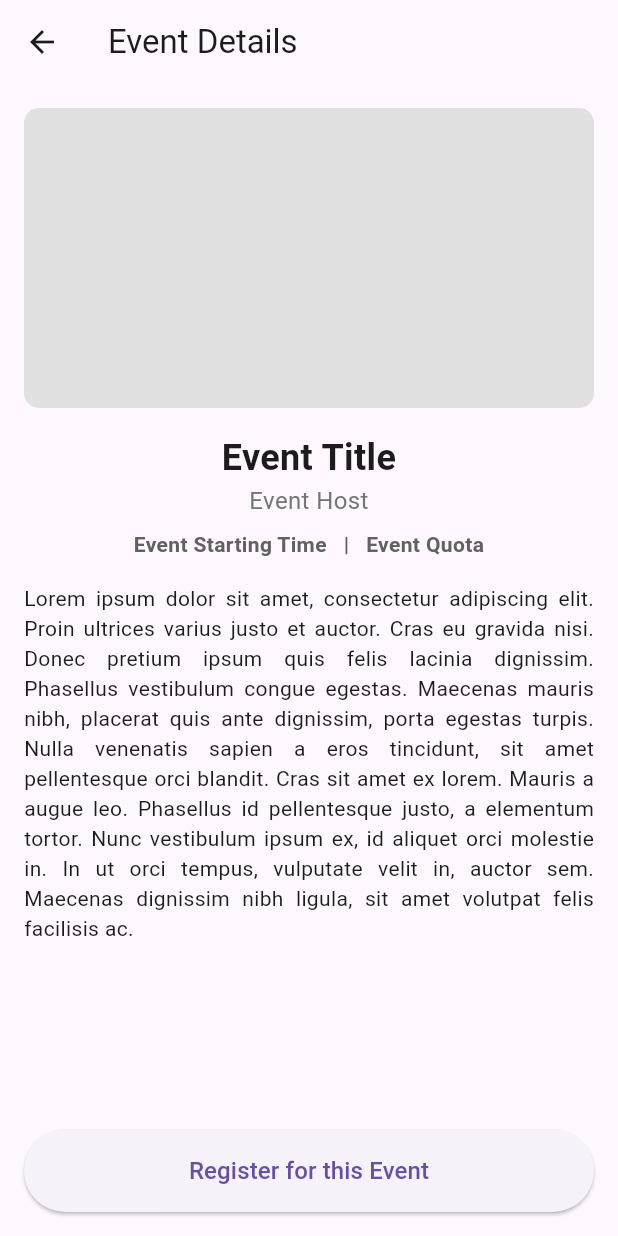
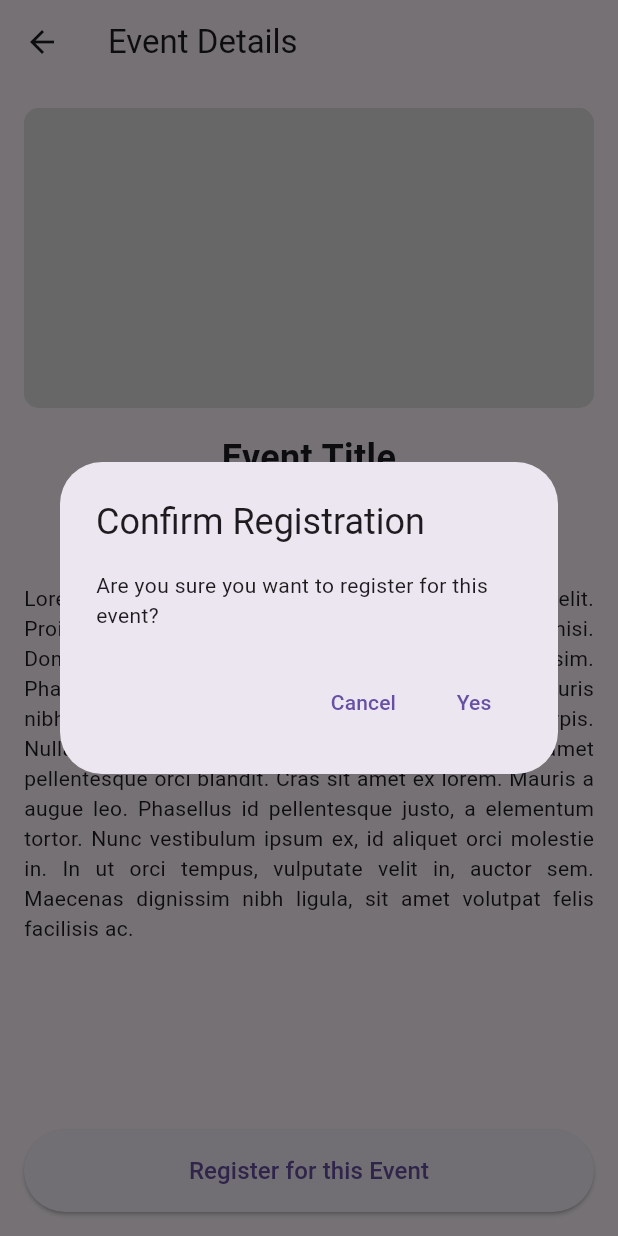
Before and after one commit to veixyn/uasppb_2021130024, a Flutter app: the EventDetailsScreen screen opened directly, after a tap on "Register for this Event", on a phone screen of 412 x 824 dp. Run offline on Flutter 3.47's test engine with Material 3 defaults, Android fonts, the light colour scheme and no system bars; our stand-ins replace firebase_auth, firebase_core; accounts and stored records are empty.

Commit message:
Add AlertDialog for registering to an event on event_details.dart

```diff
--- a/lib/screens/event_details.dart
+++ b/lib/screens/event_details.dart
@@ -78,7 +78,33 @@ class EventDetailsScreen extends StatelessWidget {
             // Register Button
             ElevatedButton(
               onPressed: () {
-                // Action when button is pressed
+                showDialog(
+                  context: context,
+                  builder: (BuildContext context) {
+                    return AlertDialog(
+                      title: const Text("Confirm Registration"),
+                      content: const Text("Are you sure you want to register for this event?"),
+                      actions: [
+                        TextButton(
+                          onPressed: () {
+                            Navigator.of(context).pop(); // Close the dialog
+                          },
+                          child: const Text("Cancel"),
+                        ),
+                        TextButton(
+                          onPressed: () {
+                            Navigator.of(context).pop(); // Close the dialog
+                            // Add your registration logic here
+                            ScaffoldMessenger.of(context).showSnackBar(
+                                const SnackBar(content: Text("Successfully registered for the event!"))
+                            );
+                          },
+                          child: const Text("Yes"),
+                        ),
+                      ],
+                    );
+                  },
+                );
               },
               style: ElevatedButton.styleFrom(
                 padding: const EdgeInsets.symmetric(vertical: 16.0),
```
